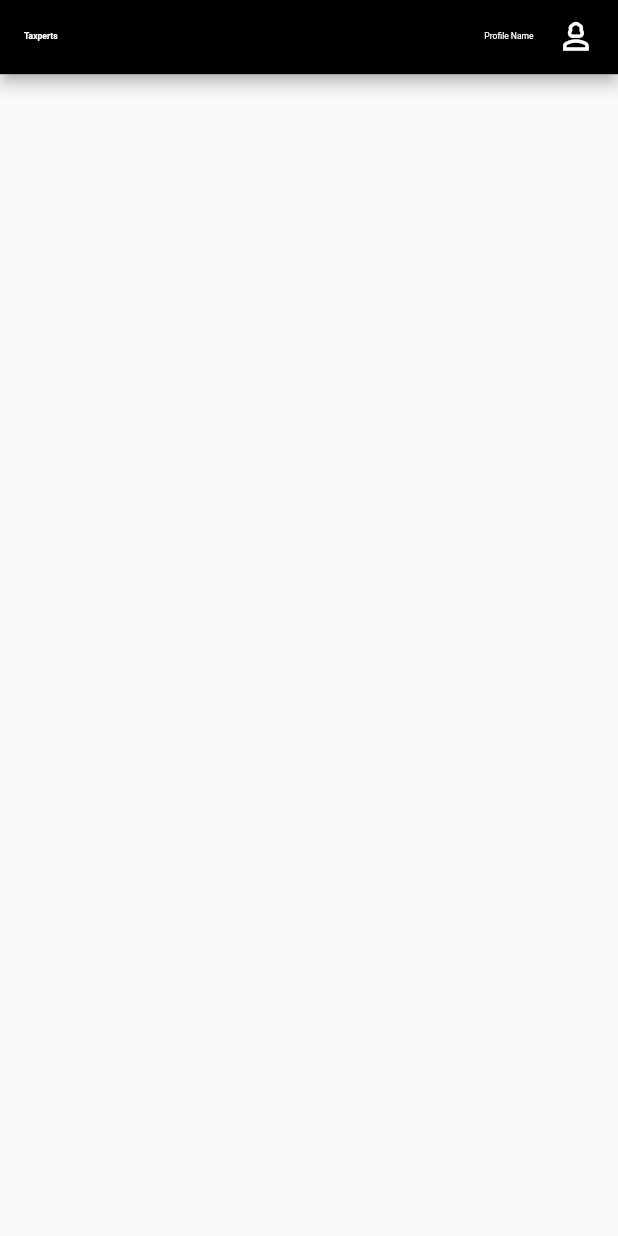
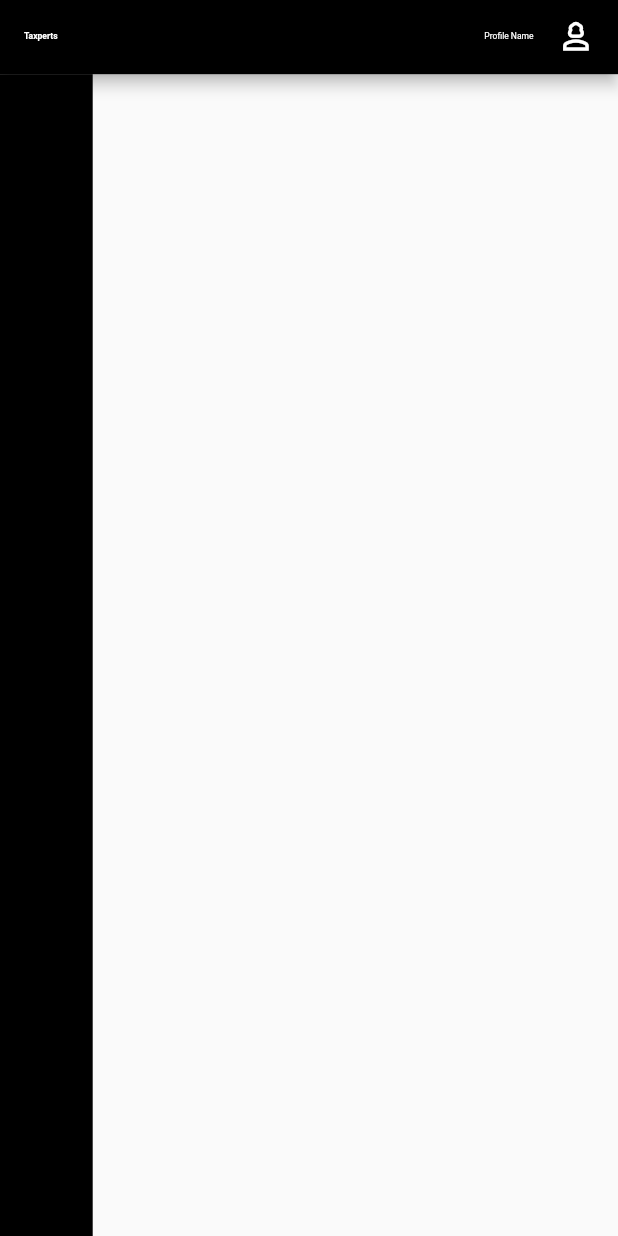
Before and after one commit to CBS-Developments/Taxpert-Update, a Flutter app: the screen it shows after launch, on a phone screen of 412 x 824 dp. Run offline on Flutter 3.47's test engine with Material 2 defaults, Android fonts, the phone set to English and light mode, and no system bars; our stand-ins replace stroke_text; missing offline and left inert: pattern_formatter.

Commit message:
Drawer Added

```diff
--- /dev/null
+++ b/taxpert_update/lib/Components/drawer.dart
@@ -0,0 +1,17 @@
+import 'package:flutter/cupertino.dart';
+import 'package:flutter/material.dart';
+import 'package:taxpert_update/Sizes/cal_page_sizes.dart';
+import 'package:taxpert_update/Sizes/dashboard_sizes.dart';
+
+class DrawerContainer extends StatelessWidget {
+  const DrawerContainer({Key? key}) : super(key: key);
+
+  @override
+  Widget build(BuildContext context) {
+    return Container(
+      color: Colors.black,
+      width: drawerWidth(context),
+      height: getPageHeight(context),
+    );
+  }
+}
--- a/taxpert_update/lib/Pages/dashboard.dart
+++ b/taxpert_update/lib/Pages/dashboard.dart
@@ -1,4 +1,5 @@
 import 'package:flutter/material.dart';
+import 'package:taxpert_update/Components/drawer.dart';
 
 import '../Components/my_Appbar.dart';
 
@@ -15,6 +16,12 @@ class _DashboardPageState extends State<DashboardPage> {
     return Scaffold(
       appBar: myAppBar(context),
 
+      body: Row(
+        children: [
+          DrawerContainer()
+        ],
+      ),
+
     );
   }
 }
--- a/taxpert_update/lib/Sizes/dashboard_sizes.dart
+++ b/taxpert_update/lib/Sizes/dashboard_sizes.dart
@@ -15,3 +15,7 @@ double appBarFont(BuildContext context) {
 double appBarIconSize(BuildContext context) {
   return (getPageHeight(context) * 0.031) ;
 }
+
+double drawerWidth(BuildContext context) {
+  return (getPageWidth(context) * 0.15) ;
+}
```
